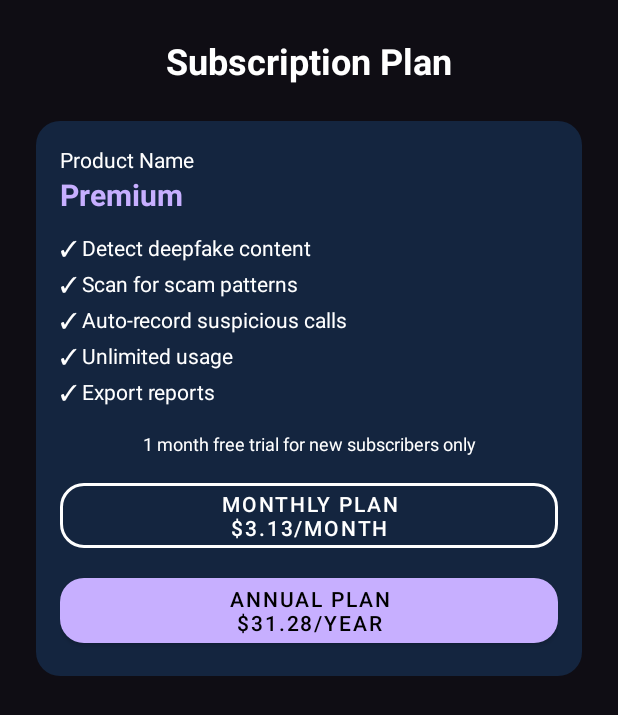
After one commit to Cullen179/My_Application, an Android app: the layout fragement_subscription_preview.xml on its own in the app's theme, with its tools: preview values and no code run, on a phone screen of 412 x 824 dp. The commit adds this screen. Shown: the top 715 px of the screen. Run offline under Robolectric (Android 15) with nearby library versions, the phone set to English and light mode, and no system bars.

Commit message:
add subscription UI

```diff
--- /dev/null
+++ b/app/src/main/res/drawable/card_background.xml
@@ -0,0 +1,5 @@
+<?xml version="1.0" encoding="utf-8"?>
+<shape xmlns:android="http://schemas.android.com/apk/res/android">
+    <solid android:color="#40276BBE" />
+    <corners android:radius="16dp" />
+</shape>
--- /dev/null
+++ b/app/src/main/res/layout/fragement_subscription_preview.xml
@@ -0,0 +1,112 @@
+<?xml version="1.0" encoding="utf-8"?>
+<ScrollView xmlns:android="http://schemas.android.com/apk/res/android"
+    xmlns:tools="http://schemas.android.com/tools"
+    android:layout_width="match_parent"
+    android:layout_height="match_parent"
+    android:background="#0F0D14"
+    android:padding="24dp"
+    tools:context=".ui.subscription.SubscriptionFragment">
+
+    <LinearLayout
+        android:layout_width="match_parent"
+        android:layout_height="wrap_content"
+        android:orientation="vertical">
+
+        <!-- Title -->
+        <TextView
+            android:id="@+id/subscription_title"
+            android:layout_width="wrap_content"
+            android:layout_height="wrap_content"
+            android:text="Subscription Plan"
+            android:textSize="24sp"
+            android:textStyle="bold"
+            android:textColor="@android:color/white"
+            android:layout_gravity="center_horizontal"
+            android:layout_marginBottom="24dp" />
+
+        <!-- Plan Card Preview -->
+        <LinearLayout
+            android:layout_width="match_parent"
+            android:layout_height="wrap_content"
+            android:orientation="vertical"
+            android:padding="16dp"
+            android:background="@drawable/card_background">
+
+            <TextView
+                android:layout_width="wrap_content"
+                android:layout_height="wrap_content"
+                android:text="Product Name"
+                android:textColor="@android:color/white"
+                android:textSize="14sp" />
+
+            <TextView
+                android:layout_width="wrap_content"
+                android:layout_height="wrap_content"
+                android:text="Premium"
+                android:textColor="#C7AFFF"
+                android:textSize="20sp"
+                android:textStyle="bold"
+                android:layout_marginBottom="12dp" />
+
+            <!-- Static Feature List -->
+            <TextView
+                android:layout_width="wrap_content"
+                android:layout_height="wrap_content"
+                android:text="✓ Detect deepfake content"
+                style="@style/FeatureItem" />
+
+            <TextView
+                android:layout_width="wrap_content"
+                android:layout_height="wrap_content"
+                android:text="✓ Scan for scam patterns"
+                style="@style/FeatureItem" />
+
+            <TextView
+                android:layout_width="wrap_content"
+                android:layout_height="wrap_content"
+                android:text="✓ Auto-record suspicious calls"
+                style="@style/FeatureItem" />
+
+            <TextView
+                android:layout_width="wrap_content"
+                android:layout_height="wrap_content"
+                android:text="✓ Unlimited usage"
+                style="@style/FeatureItem" />
+
+            <TextView
+                android:layout_width="wrap_content"
+                android:layout_height="wrap_content"
+                android:text="✓ Export reports"
+                style="@style/FeatureItem" />
+
+            <!-- Trial Info -->
+            <TextView
+                android:layout_width="match_parent"
+                android:layout_height="wrap_content"
+                android:text="1 month free trial for new subscribers only"
+                android:textColor="@android:color/white"
+                android:textSize="12sp"
+                android:gravity="center"
+                android:layout_marginTop="12dp"
+                android:layout_marginBottom="12dp" />
+
+            <!-- Monthly Button -->
+            <com.google.android.material.button.MaterialButton
+                android:layout_width="match_parent"
+                android:layout_height="wrap_content"
+                android:text="Monthly Plan\n$3.13/month"
+                android:textAlignment="center"
+                style="@style/Widget.Xolozy.Button.Outlined" />
+
+            <!-- Annual Button -->
+            <com.google.android.material.button.MaterialButton
+                android:layout_width="match_parent"
+                android:layout_height="wrap_content"
+                android:text="Annual Plan\n$31.28/year"
+                android:textAlignment="center"
+                android:layout_marginTop="8dp"
+                style="@style/Widget.Xolozy.Button.Filled" />
+        </LinearLayout>
+
+    </LinearLayout>
+</ScrollView>
--- a/app/src/main/res/values/themes.xml
+++ b/app/src/main/res/values/themes.xml
@@ -13,4 +13,46 @@
         <item name="android:statusBarColor">?attr/colorPrimaryVariant</item>
         <!-- Customize your theme here. -->
     </style>
+
+    <!-- Feature Text Style -->
+    <style name="FeatureItem">
+        <item name="android:textSize">14sp</item>
+        <item name="android:textColor">@android:color/white</item>
+        <item name="android:layout_marginBottom">4dp</item>
+    </style>
+
+    <!-- Table Header -->
+    <style name="PlanHeader">
+        <item name="android:textColor">@android:color/white</item>
+        <item name="android:textStyle">bold</item>
+        <item name="android:padding">8dp</item>
+    </style>
+
+    <!-- Table Feature Text -->
+    <style name="PlanFeature">
+        <item name="android:textColor">@android:color/white</item>
+        <item name="android:padding">8dp</item>
+    </style>
+
+    <!-- Checkmark Cell -->
+    <style name="CheckCell">
+        <item name="android:text">✓</item>
+        <item name="android:gravity">center</item>
+        <item name="android:textColor">#C7AFFF</item>
+        <item name="android:padding">8dp</item>
+    </style>
+
+    <!-- Subscription Button Styles -->
+    <style name="Widget.Xolozy.Button.Outlined" parent="Widget.MaterialComponents.Button.OutlinedButton">
+        <item name="cornerRadius">16dp</item>
+        <item name="strokeColor">#FFFFFF</item>
+        <item name="strokeWidth">2dp</item>
+        <item name="android:textColor">#FFFFFF</item>
+    </style>
+
+    <style name="Widget.Xolozy.Button.Filled" parent="Widget.MaterialComponents.Button">
+        <item name="cornerRadius">16dp</item>
+        <item name="backgroundTint">#C7AFFF</item>
+        <item name="android:textColor">#000000</item>
+    </style>
 </resources>
```
Also changed, not shown: app/src/main/res/layout/fragement_subscription.xml (added, +35 -0 lines), app/src/main/res/layout/item_subscription_plan.xml (added, +55 -0 lines).
